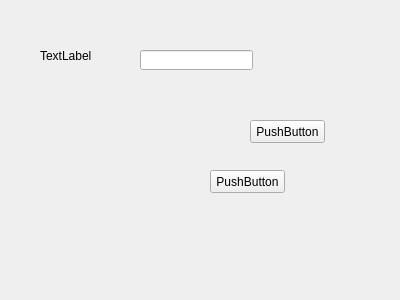
Qt form main.ui (crazysjf/baodanbao) before a commit.
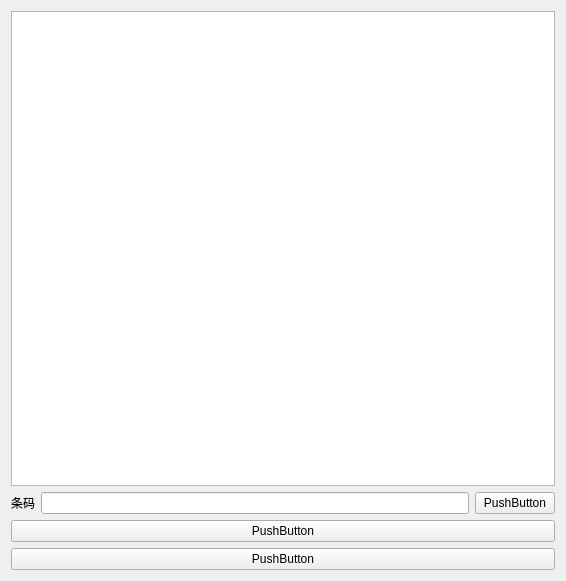
The same form after that commit.

Diff of the .ui file:
```diff
--- a/main.ui
+++ b/main.ui
@@ -6,62 +6,53 @@
    <rect>
     <x>0</x>
     <y>0</y>
-    <width>400</width>
-    <height>300</height>
+    <width>566</width>
+    <height>581</height>
    </rect>
   </property>
   <property name="windowTitle">
    <string>Form</string>
   </property>
-  <widget class="QLineEdit" name="lineEdit">
-   <property name="geometry">
-    <rect>
-     <x>140</x>
-     <y>50</y>
-     <width>113</width>
-     <height>20</height>
-    </rect>
-   </property>
-  </widget>
+  <layout class="QVBoxLayout" name="verticalLayout">
+   <item>
+    <widget class="QTableWidget" name="tableWidget"/>
+   </item>
+   <item>
+    <layout class="QHBoxLayout" name="horizontalLayout">
+     <item>
   <widget class="QLabel" name="label">
-   <property name="geometry">
-    <rect>
-     <x>40</x>
-     <y>50</y>
-     <width>54</width>
-     <height>12</height>
-    </rect>
-   </property>
    <property name="text">
-    <string>TextLabel</string>
-   </property>
-  </widget>
-  <widget class="QPushButton" name="pushButton">
-   <property name="geometry">
-    <rect>
-     <x>250</x>
-     <y>120</y>
-     <width>75</width>
-     <height>23</height>
-    </rect>
-   </property>
+        <string>条码</string>
+       </property>
+      </widget>
+     </item>
+     <item>
+      <widget class="QLineEdit" name="barCodeLineEdit"/>
+     </item>
+     <item>
+      <widget class="QPushButton" name="pushButton_3">
    <property name="text">
     <string>PushButton</string>
    </property>
   </widget>
+     </item>
+    </layout>
+   </item>
+   <item>
   <widget class="QPushButton" name="pushButton_2">
-   <property name="geometry">
-    <rect>
-     <x>210</x>
-     <y>170</y>
-     <width>75</width>
-     <height>23</height>
-    </rect>
-   </property>
+     <property name="text">
+      <string>PushButton</string>
+     </property>
+    </widget>
+   </item>
+   <item>
+    <widget class="QPushButton" name="pushButton">
    <property name="text">
     <string>PushButton</string>
    </property>
   </widget>
+   </item>
+  </layout>
  </widget>
  <resources/>
  <connections>
```
Left out of the diff: 21 changed lines with no effect on the pictures. Lines whose indentation alone changed are shown as unchanged.
